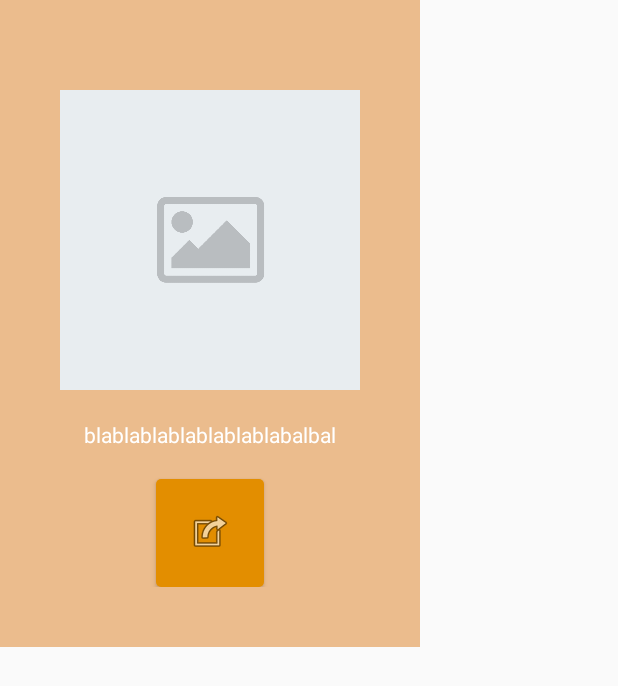
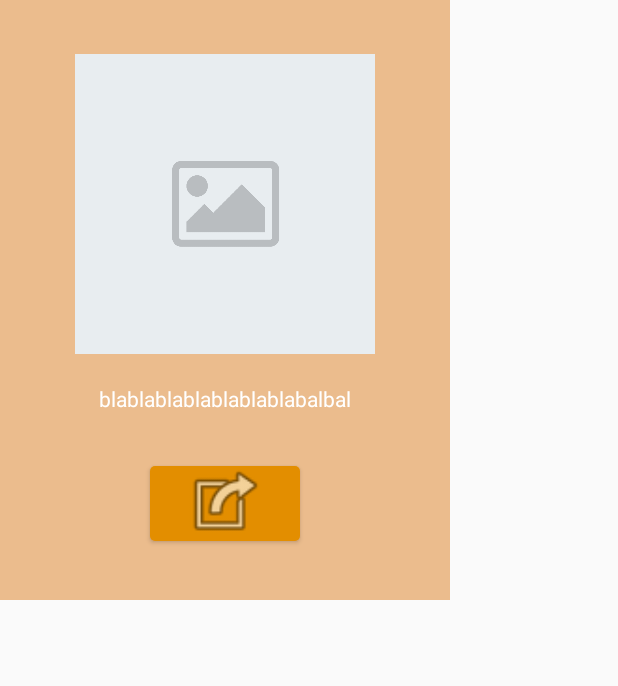
Before and after one commit to Adphi/WishList, an Android app: the layout dialog_card.xml on its own in the app's theme, with its tools: preview values and no code run, on a phone screen of 412 x 824 dp. Shown: the top 686 px of the screen. Run offline under Robolectric (Android 15) with nearby library versions, the phone set to English and light mode, and no system bars.

Commit message:
Fin dialog

```diff
--- a/app/build.gradle
+++ b/app/build.gradle
@@ -4,7 +4,7 @@ android {
     compileSdkVersion 26
     defaultConfig {
         applicationId "fr.wcs.wishlist"
-        minSdkVersion 15
+        minSdkVersion 23
         targetSdkVersion 26
         versionCode 1
         versionName "1.0"
--- a/app/src/main/AndroidManifest.xml
+++ b/app/src/main/AndroidManifest.xml
@@ -28,8 +28,7 @@
             android:noHistory="true"/>
         <activity
             android:name=".AddActivity"
-            android:label="@string/title_activity_add"
-            android:noHistory="true"/>
+            android:label="@string/title_activity_add"/>
 
 
         <provider
--- a/app/src/main/res/layout/dialog_card.xml
+++ b/app/src/main/res/layout/dialog_card.xml
@@ -2,12 +2,12 @@
     xmlns:app="http://schemas.android.com/apk/res-auto"
     xmlns:tools="http://schemas.android.com/tools"
     android:id="@+id/linearLayout"
-    android:layout_width="wrap_content"
-    android:layout_height="wrap_content"
+    android:layout_width="300dp"
+    android:layout_height="400dp"
     android:background="@color/colorAccentTrans"
     android:gravity="center_horizontal"
     android:orientation="vertical"
-    android:padding="40dp">
+    android:padding="16dp">
 
     <android.support.constraint.Guideline
         android:id="@+id/guideline2"
@@ -16,8 +16,8 @@
         android:orientation="vertical"
         app:layout_constraintGuide_percent="0.5" />
 
-    <ImageButton
-        android:id="@+id/imageWish"
+    <ImageView
+        android:id="@+id/imagePlace"
         android:layout_width="200dp"
         android:layout_height="200dp"
         android:layout_marginTop="20dp"
@@ -30,7 +30,7 @@
 
 
     <TextView
-        android:id="@+id/textView"
+        android:id="@+id/descrText"
         android:layout_width="0dp"
         android:layout_height="wrap_content"
         android:layout_marginEnd="8dp"
@@ -42,12 +42,13 @@
         android:textColorLink="@android:color/white"
         app:layout_constraintEnd_toEndOf="parent"
         app:layout_constraintStart_toStartOf="parent"
-        app:layout_constraintTop_toBottomOf="@+id/imageWish" />
+        app:layout_constraintTop_toBottomOf="@+id/imagePlace" />
 
     <ImageButton
-        android:id="@+id/selectImage"
-        android:layout_width="wrap_content"
-        android:layout_height="wrap_content"
+        android:id="@+id/linkButton"
+        android:layout_width="100dp"
+        android:layout_height="50dp"
+        android:layout_marginBottom="8dp"
         android:layout_marginEnd="8dp"
         android:layout_marginStart="8dp"
         android:layout_marginTop="20dp"
@@ -55,9 +56,10 @@
         android:elevation="2dp"
         android:padding="20dp"
         android:scaleType="centerCrop"
+        app:layout_constraintBottom_toBottomOf="parent"
         app:layout_constraintEnd_toEndOf="parent"
         app:layout_constraintStart_toStartOf="parent"
-        app:layout_constraintTop_toBottomOf="@+id/textView"
+        app:layout_constraintTop_toBottomOf="@+id/descrText"
         app:srcCompat="@android:drawable/ic_menu_set_as" />
 
 </android.support.constraint.ConstraintLayout>
```
Also changed, not shown: app/src/main/java/fr/wcs/wishlist/AddActivity.java (+6 -6 lines), app/src/main/java/fr/wcs/wishlist/GiftFragment.java (+65 -35 lines).
